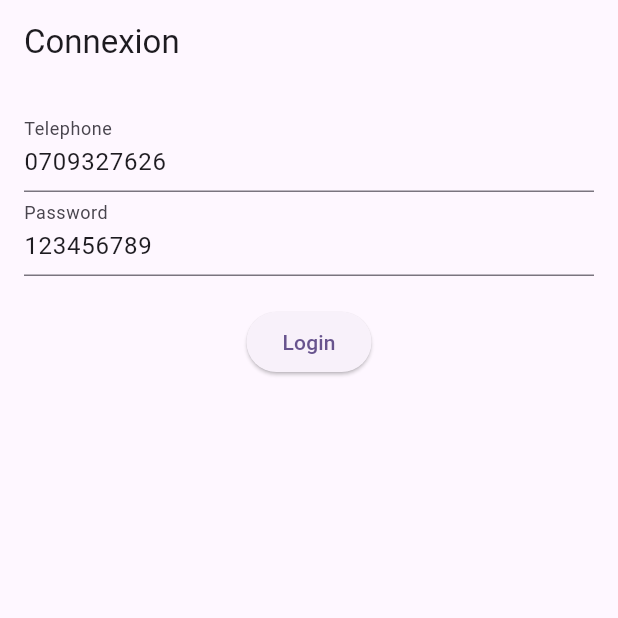
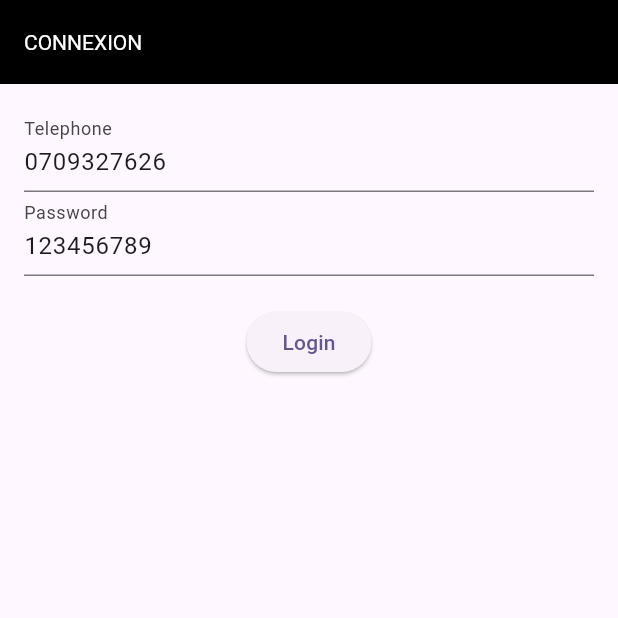
Before and after one commit to koufide/app_fem_nage, a Flutter app: the screen it shows after launch, on a phone screen of 412 x 824 dp, the top half of it. Run offline on Flutter 3.47's test engine with Material 3 defaults, Android fonts, the phone set to English and light mode, and no system bars.

Commit message:
TRY PROVIDER NOK

```diff
--- /dev/null
+++ b/data/package.json
@@ -0,0 +1,5 @@
+{
+  "dependencies": {
+    "json-server": "^1.0.0-beta.1"
+  }
+}
--- a/lib/screens/login_screen.dart
+++ b/lib/screens/login_screen.dart
@@ -52,7 +52,9 @@ class _LoginScreenState extends State<LoginScreen> {
   Widget build(BuildContext context) {
     return Scaffold(
       appBar: AppBar(
-        title: const Text('Connexion'),
+        title: const Text('CONNEXION'),
+        backgroundColor: Colors.black,
+        titleTextStyle: TextStyle(color: Colors.white),
       ),
       body: Padding(
         padding: const EdgeInsets.all(16.0),
--- a/lib/services/auth_service.dart
+++ b/lib/services/auth_service.dart
@@ -4,14 +4,17 @@ import 'package:http/http.dart' as http;
 
 //CREER UNE CONSTANTE POUR LA BASE URL
 class AuthService {
-  final String baseUrl = 'http://localhost:3000';
+  // final String baseUrl = 'http://localhost:3000';
+  final String baseUrl = 'http://10.225.83.66:3000';
 
   Future<Map<String, dynamic>?> signIn(String tel, String password) async {
     try {
-      // print("==> AuthService.signIn ==> $tel $password");
+      print("==> AuthService.signIn ==> $tel $password");
       Uri url = Uri.parse('$baseUrl/users?tel=$tel&password=$password');
 
       final response = await http.get(url);
+      print("==> AuthService.signIn ==> response");
+
       if (response.statusCode == 200) {
         final List<dynamic> users = jsonDecode(response.body);
         if (users.isNotEmpty) {
--- a/pubspec.yaml
+++ b/pubspec.yaml
@@ -37,6 +37,7 @@ dependencies:
   cupertino_icons: ^1.0.8
   http: ^1.2.1
   provider: ^6.1.2
+  flutter_bloc: ^8.1.6
 
 dev_dependencies:
   flutter_test:
```
Also changed, not shown: data/package-lock.json (added), pubspec.lock.
